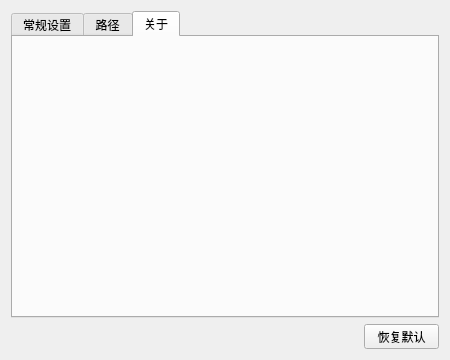
tujiaw/ntscreenshot, file src/view/Settings.ui: the form before one commit.
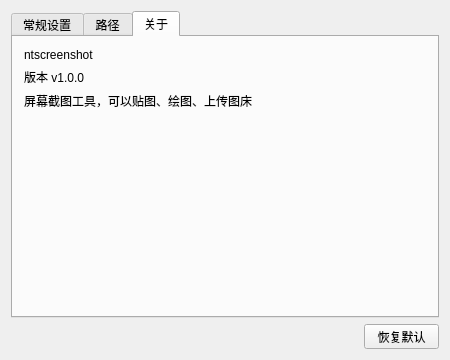
The form after the commit. The open tabs and pages were chosen to show the change.

Diff of the .ui file:
```diff
--- a/src/view/Settings.ui
+++ b/src/view/Settings.ui
@@ -215,6 +215,46 @@
       <attribute name="title">
        <string>关于</string>
       </attribute>
+      <layout class="QHBoxLayout" name="horizontalLayout_3">
+       <item>
+        <layout class="QVBoxLayout" name="verticalLayout_3">
+         <item>
+          <widget class="QLabel" name="label_3">
+           <property name="text">
+            <string>ntscreenshot</string>
+           </property>
+          </widget>
+         </item>
+         <item>
+          <widget class="QLabel" name="label_4">
+           <property name="text">
+            <string>版本 v1.0.0</string>
+           </property>
+          </widget>
+         </item>
+         <item>
+          <widget class="QLabel" name="label_5">
+           <property name="text">
+            <string>屏幕截图工具，可以贴图、绘图、上传图床</string>
+           </property>
+          </widget>
+         </item>
+         <item>
+          <spacer name="verticalSpacer_2">
+           <property name="orientation">
+            <enum>Qt::Vertical</enum>
+           </property>
+           <property name="sizeHint" stdset="0">
+            <size>
+             <width>20</width>
+             <height>40</height>
+            </size>
+           </property>
+          </spacer>
+         </item>
+        </layout>
+       </item>
+      </layout>
      </widget>
     </widget>
    </item>
```
Left out of the diff: 7 changed lines with no effect on the pictures.
